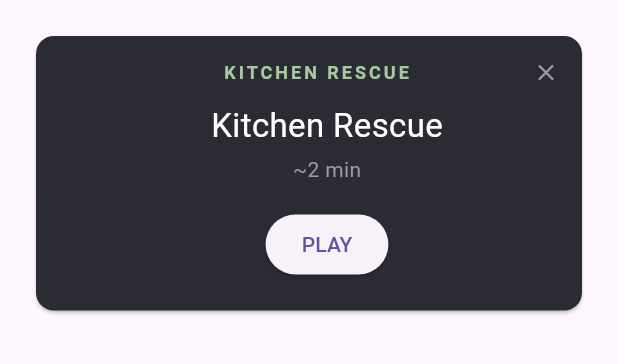
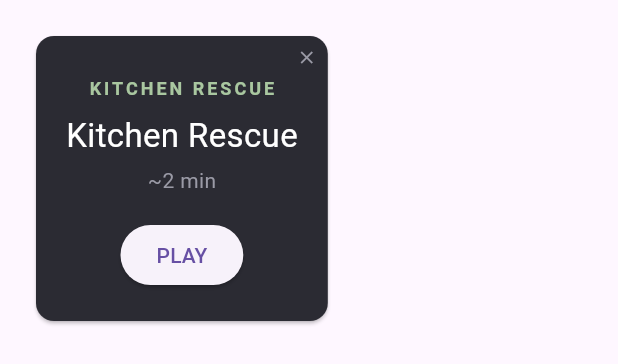
Before and after one commit to Darkamui/mi-casa, a Flutter app: the QuestCard widget shown alone on an empty page, opened directly with empty values, on a phone screen of 412 x 824 dp. Shown: the top 364 px of the screen. Run offline on Flutter 3.47's test engine with Material 3 defaults, Android fonts, the phone set to English and light mode, and no system bars; our stand-ins replace flutter_riverpod.

Commit message:
fix: restore the quest card's original size, keep the close button
Putting the close button in a Row with the eyebrow meant an Expanded,
which stretched the card to the full screen width - a much larger, darker
slab over the room than before. The button now floats in the corner via a
Stack, so the card is sized by its own content again, exactly as it was.

Adds a regression test on the card's width.

Co-Authored-By: Claude Opus 5 <noreply@anthropic.com>

```diff
--- a/lib/presentation/widgets/quest_card.dart
+++ b/lib/presentation/widgets/quest_card.dart
@@ -27,19 +27,18 @@ class QuestCard extends StatelessWidget {
     return Card(
       color: const Color(0xFF2B2B33),
       margin: const EdgeInsets.all(24),
-      child: Padding(
-        padding: const EdgeInsets.fromLTRB(20, 8, 8, 20),
+      // The close button floats in the corner rather than sitting in the
+      // layout: the card must stay sized to its own content, and anything
+      // in a row with the eyebrow stretches it to the full screen width.
+      child: Stack(
+        children: [
+          Padding(
+            padding: const EdgeInsets.fromLTRB(20, 26, 20, 20),
             child: Column(
               mainAxisSize: MainAxisSize.min,
               children: [
-            Row(
-              mainAxisSize: MainAxisSize.min,
-              children: [
-                const SizedBox(width: 32),
-                const Expanded(
-                  child: Text(
+                const Text(
                   'KITCHEN RESCUE',
-                    textAlign: TextAlign.center,
                   style: TextStyle(
                     color: Color(0xFFA9C7A0),
                     fontSize: 12,
@@ -47,26 +46,7 @@ class QuestCard extends StatelessWidget {
                     fontWeight: FontWeight.bold,
                   ),
                 ),
-                ),
-                SizedBox(
-                  width: 32,
-                  height: 32,
-                  child: IconButton(
-                    onPressed: onDismiss,
-                    padding: EdgeInsets.zero,
-                    iconSize: 18,
-                    tooltip: 'Not now',
-                    icon: const Icon(Icons.close, color: Color(0xFF9A9AA6)),
-                  ),
-                ),
-              ],
-            ),
-            const SizedBox(height: 4),
-            Padding(
-              padding: const EdgeInsets.only(left: 12),
-              child: Column(
-                mainAxisSize: MainAxisSize.min,
-                children: [
+                const SizedBox(height: 8),
                 Text(
                   title,
                   style: const TextStyle(color: Colors.white, fontSize: 22),
@@ -82,8 +62,22 @@ class QuestCard extends StatelessWidget {
               ],
             ),
           ),
+          Positioned(
+            top: 2,
+            right: 2,
+            child: SizedBox(
+              width: 24,
+              height: 24,
+              child: IconButton(
+                onPressed: onDismiss,
+                padding: EdgeInsets.zero,
+                iconSize: 14,
+                tooltip: 'Not now',
+                icon: const Icon(Icons.close, color: Color(0xFF9A9AA6)),
+              ),
+            ),
+          ),
         ],
-        ),
       ),
     );
   }
```
Also changed, not shown: 1 other file. Lines whose indentation alone changed are shown as unchanged.
